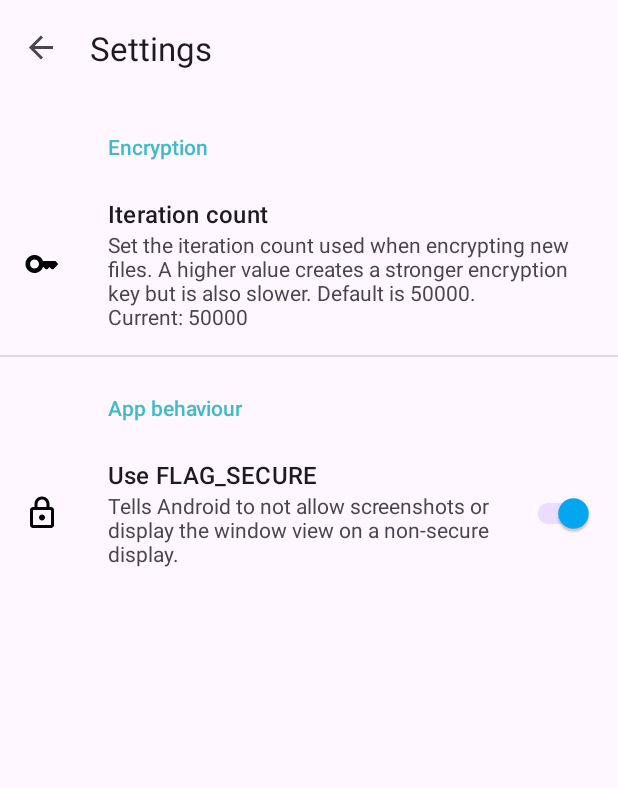
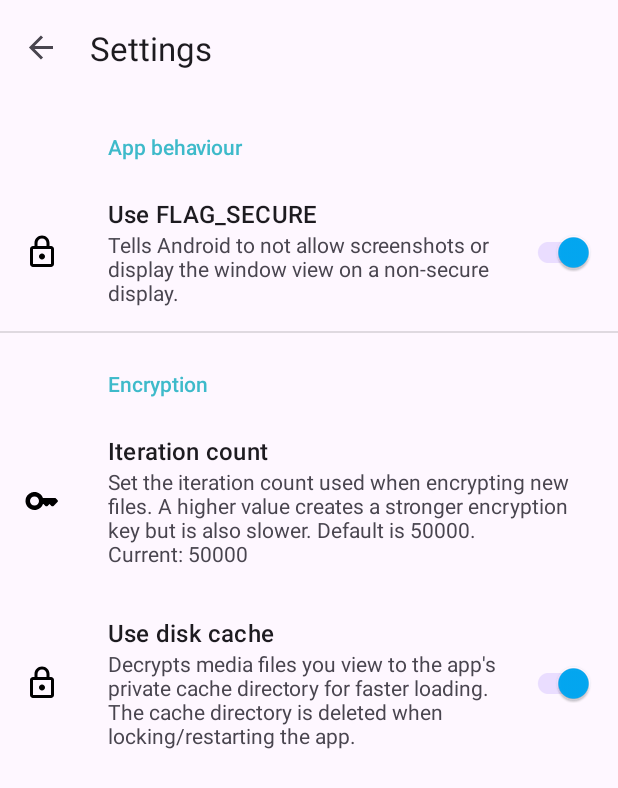
Before and after one commit to Arctosoft/Valv-Android, an Android app: the SettingsFragment screen opened through its navigation route, on a phone screen of 412 x 824 dp. Shown: the top 788 px of the screen. Run offline under Robolectric (Android 15) with nearby library versions, the phone set to English and light mode, and no system bars; our stand-ins replace androidx.preference, navigation-ui.

Commit message:
Setting to enable/disable Glide disk cache

```diff
--- a/app/src/main/java/se/arctosoft/vault/SettingsFragment.java
+++ b/app/src/main/java/se/arctosoft/vault/SettingsFragment.java
@@ -31,6 +31,7 @@ public class SettingsFragment extends PreferenceFragmentCompat implements MenuPr
         setPreferencesFromResource(R.xml.root_preferences, rootKey);
 
         Preference iterationCount = findPreference(Settings.PREF_ENCRYPTION_ITERATION_COUNT);
+        SwitchPreferenceCompat useDiskCache = findPreference(Settings.PREF_ENCRYPTION_USE_DISK_CACHE);
         SwitchPreferenceCompat secure = findPreference(Settings.PREF_APP_SECURE);
 
         FragmentActivity activity = requireActivity();
@@ -42,7 +43,7 @@ public class SettingsFragment extends PreferenceFragmentCompat implements MenuPr
                 try {
                     int ic = Integer.parseInt(text);
                     if (ic < 20000 || ic > 500000) {
-                        Toaster.getInstance(activity).showLong(getString(R.string.gallery_iteration_count_hint));
+                        Toaster.getInstance(activity).showLong(getString(R.string.settings_iteration_count_hint));
                         return;
                     }
                     settings.setIterationCount(ic);
@@ -61,6 +62,12 @@ public class SettingsFragment extends PreferenceFragmentCompat implements MenuPr
             } else {
                 requireActivity().getWindow().clearFlags(WindowManager.LayoutParams.FLAG_SECURE);
             }
+            return true;
+        });
+
+        useDiskCache.setOnPreferenceChangeListener((preference, newValue) -> {
+            boolean enabled = (boolean) newValue;
+            settings.setUseDiskCache(enabled);
             return true;
         });
     }
--- a/app/src/main/java/se/arctosoft/vault/utils/GlideStuff.java
+++ b/app/src/main/java/se/arctosoft/vault/utils/GlideStuff.java
@@ -20,6 +20,7 @@ package se.arctosoft.vault.utils;
 
 import androidx.annotation.NonNull;
 
+import com.bumptech.glide.load.engine.DiskCacheStrategy;
 import com.bumptech.glide.request.RequestOptions;
 import com.bumptech.glide.signature.ObjectKey;
 
@@ -28,8 +29,9 @@ import se.arctosoft.vault.MainActivity;
 public class GlideStuff {
 
     @NonNull
-    public static RequestOptions getRequestOptions() {
+    public static RequestOptions getRequestOptions(boolean useDiskCache) {
         return new RequestOptions()
+                .diskCacheStrategy(useDiskCache ? DiskCacheStrategy.AUTOMATIC : DiskCacheStrategy.NONE)
                 .signature(new ObjectKey(MainActivity.GLIDE_KEY));
     }
 
--- a/app/src/main/res/layout/dialog_set_iteration_count.xml
+++ b/app/src/main/res/layout/dialog_set_iteration_count.xml
@@ -31,7 +31,7 @@
             android:id="@+id/text"
             android:layout_width="match_parent"
             android:layout_height="wrap_content"
-            android:hint="@string/gallery_iteration_count_hint"
+            android:hint="@string/settings_iteration_count_hint"
             android:inputType="number"
             android:maxLength="6">
 
--- a/app/src/main/res/values/strings.xml
+++ b/app/src/main/res/values/strings.xml
@@ -30,7 +30,10 @@
     <string name="settings_encryption">Encryption</string>
     <string name="settings_iteration_count_title">Iteration count</string>
     <string name="settings_iteration_count_summary">Set the iteration count used when encrypting new files. A higher value creates a stronger encryption key but is also slower. Default is 50000.\nCurrent: %1$d</string>
-    <string name="gallery_iteration_count_hint">Min 20000, max 500000</string>
+    <string name="settings_iteration_count_hint">Min 20000, max 500000</string>
+    <string name="settings_use_disk_cache_title">Use disk cache</string>
+    <string name="settings_use_disk_cache_summary_on">Decrypts media files you view to the app\'s private cache directory for faster loading. The cache directory is deleted when locking/restarting the app.</string>
+    <string name="settings_use_disk_cache_summary_off">Disk cache disabled. All media files are stored in-memory only. More secure but takes longer to load media and thumbnails.</string>
     <string name="settings_app">App behaviour</string>
     <string name="settings_secure_title">Use FLAG_SECURE</string>
     <string name="settings_secure_summary">Tells Android to not allow screenshots or display the window view on a non-secure display.</string>
--- a/app/src/main/res/xml/root_preferences.xml
+++ b/app/src/main/res/xml/root_preferences.xml
@@ -1,5 +1,16 @@
 <PreferenceScreen xmlns:android="http://schemas.android.com/apk/res/android"
     xmlns:app="http://schemas.android.com/apk/res-auto">
+
+    <PreferenceCategory app:title="@string/settings_app">
+
+        <SwitchPreferenceCompat
+            android:key="app_secure"
+            android:summary="@string/settings_secure_summary"
+            app:defaultValue="true"
+            app:icon="@drawable/ic_outline_lock_24"
+            app:title="@string/settings_secure_title" />
+
+    </PreferenceCategory>
 
     <PreferenceCategory app:title="@string/settings_encryption">
 
@@ -15,15 +26,14 @@
             app:seekBarIncrement="10000"
             app:showSeekBarValue="true" />
 
-    </PreferenceCategory>
-
-    <PreferenceCategory app:title="@string/settings_app">
         <SwitchPreferenceCompat
-            android:key="app_secure"
-            android:summary="@string/settings_secure_summary"
+            android:key="encryption_use_disk_cache"
             app:defaultValue="true"
             app:icon="@drawable/ic_outline_lock_24"
-            app:title="@string/settings_secure_title" />
+            app:summaryOff="@string/settings_use_disk_cache_summary_off"
+            app:summaryOn="@string/settings_use_disk_cache_summary_on"
+            app:title="@string/settings_use_disk_cache_title" />
+
     </PreferenceCategory>
 
 </PreferenceScreen>
```
Also changed, not shown: app/src/main/java/se/arctosoft/vault/adapters/GalleryGridAdapter.java (+12 -8 lines), app/src/main/java/se/arctosoft/vault/adapters/GalleryPagerAdapter.java (+7 -2 lines), app/src/main/java/se/arctosoft/vault/utils/CacheDataSourceFactory.java (deleted, +0 -63 lines), app/src/main/java/se/arctosoft/vault/utils/Settings.java (+9 -0 lines).
